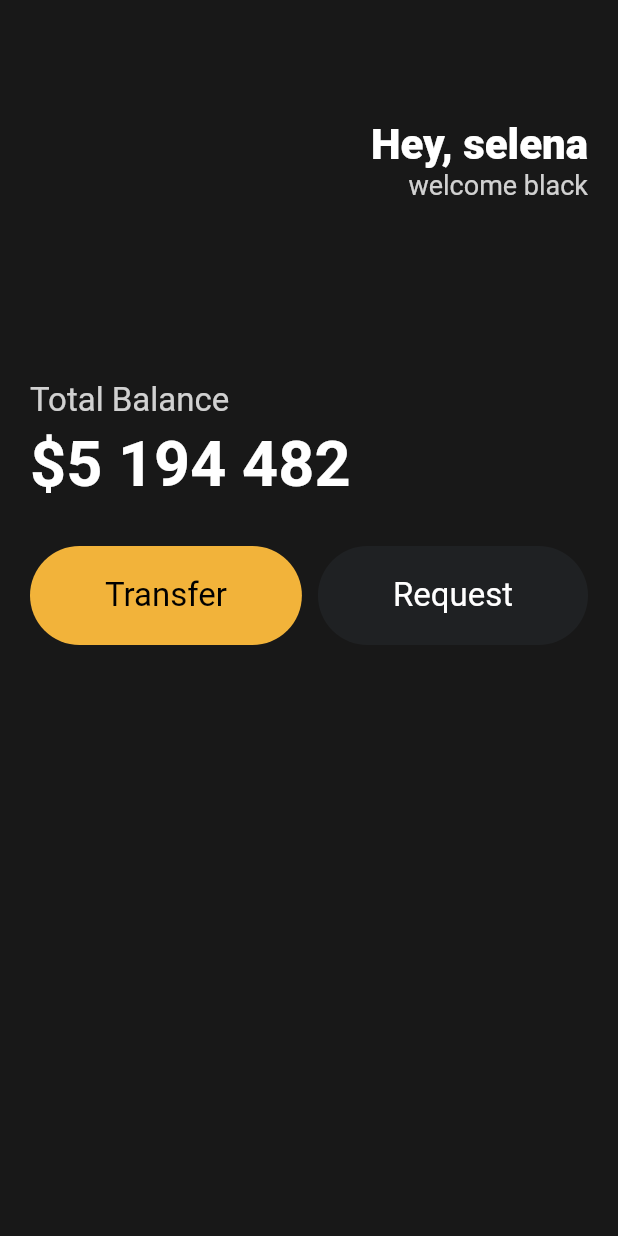
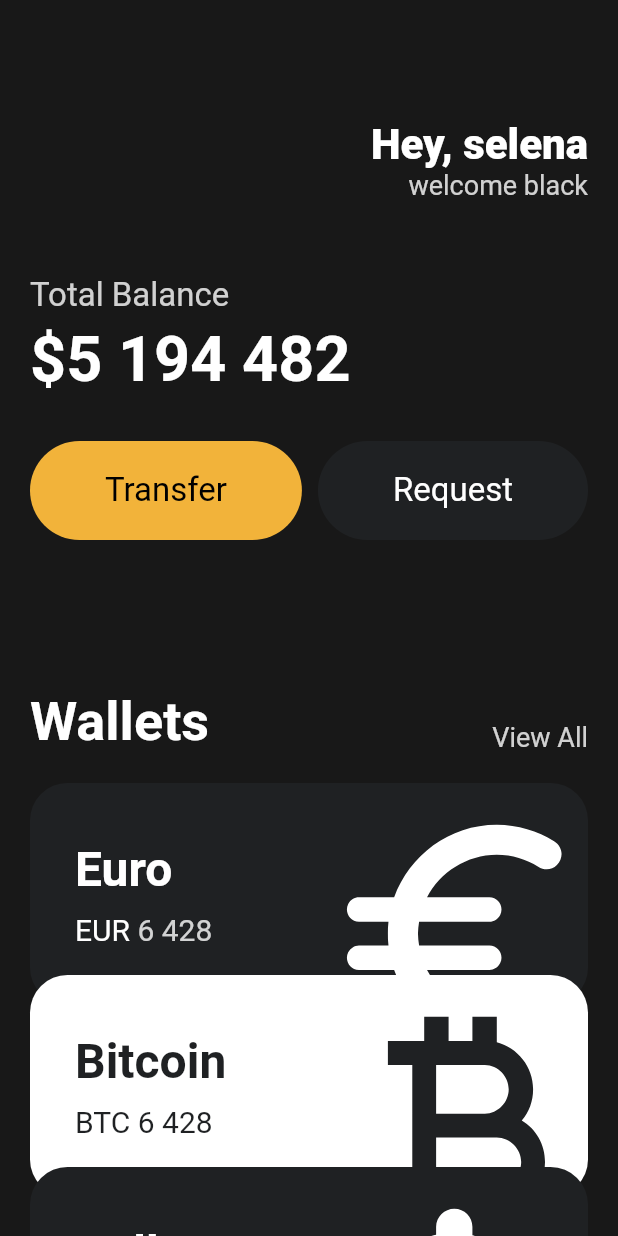
Before and after one commit to KimKW1007/flutter, a Flutter app: the screen it shows after launch, on a phone screen of 412 x 824 dp. Run offline on Flutter 3.47's test engine with Material 2 defaults, Android fonts, the phone set to English and light mode, and no system bars.

Commit message:
feat : currency_card widget 생성 및 main.dart 에 적용

```diff
--- a/lib/main.dart
+++ b/lib/main.dart
@@ -1,6 +1,7 @@
 import 'package:flutter/material.dart';
 
 import 'widgets/Button.dart';
+import 'widgets/currency_card.dart';
 
 void main() {
   runApp(const App());
@@ -14,7 +15,8 @@ class App extends StatelessWidget {
     return MaterialApp(
       home: Scaffold(
         backgroundColor: const Color(0xFF181818),
-        body: Padding(
+        body: SingleChildScrollView(
+          child: Padding(
             padding: const EdgeInsets.symmetric(
               horizontal: 20,
             ),
@@ -50,7 +52,7 @@ class App extends StatelessWidget {
                   ],
                 ),
                 const SizedBox(
-                height: 120,
+                  height: 50,
                 ),
                 Text(
                   "Total Balance",
@@ -87,8 +89,63 @@ class App extends StatelessWidget {
                       textColor: Colors.white,
                     ),
                   ],
-              )
+                ),
+                const SizedBox(
+                  height: 100,
+                ),
+                Row(
+                  mainAxisAlignment: MainAxisAlignment.spaceBetween,
+                  crossAxisAlignment: CrossAxisAlignment.end,
+                  children: [
+                    const Text(
+                      "Wallets",
+                      style: TextStyle(
+                        color: Colors.white,
+                        fontSize: 36,
+                        fontWeight: FontWeight.w600,
+                      ),
+                    ),
+                    Text(
+                      "View All",
+                      style: TextStyle(
+                        color: Colors.white.withOpacity(.8),
+                        fontSize: 18,
+                      ),
+                    ),
                   ],
+                ),
+                const SizedBox(
+                  height: 20,
+                ),
+                const CurrencyCard(
+                  name: 'Euro',
+                  code: "EUR",
+                  amount: "6 428",
+                  icon: Icons.euro_rounded,
+                  isInverted: false,
+                ),
+                Transform.translate(
+                  offset: const Offset(0, -20),
+                  child: const CurrencyCard(
+                    name: 'Bitcoin',
+                    code: "BTC",
+                    amount: "6 428",
+                    icon: Icons.currency_bitcoin,
+                    isInverted: true,
+                  ),
+                ),
+                Transform.translate(
+                  offset: const Offset(0, -40),
+                  child: const CurrencyCard(
+                    name: 'Dollar',
+                    code: "USD",
+                    amount: "428",
+                    icon: Icons.attach_money_rounded,
+                    isInverted: false,
+                  ),
+                ),
+              ],
+            ),
           ),
         ),
       ),
--- /dev/null
+++ b/lib/widgets/currency_card.dart
@@ -0,0 +1,85 @@
+import 'package:flutter/material.dart';
+
+class CurrencyCard extends StatelessWidget {
+  final String name, code, amount;
+  final IconData icon;
+  final bool isInverted;
+
+  final _blackColor = const Color(0xff1f2123);
+
+  const CurrencyCard({
+    super.key,
+    required this.name,
+    required this.code,
+    required this.amount,
+    required this.icon,
+    required this.isInverted,
+  });
+
+  @override
+  Widget build(BuildContext context) {
+    return Container(
+      clipBehavior: Clip.hardEdge,
+      decoration: BoxDecoration(
+        color: isInverted ? Colors.white : _blackColor,
+        borderRadius: BorderRadius.circular(25),
+      ),
+      child: Padding(
+        padding: const EdgeInsets.all(30),
+        child: Row(
+          mainAxisAlignment: MainAxisAlignment.spaceBetween,
+          children: [
+            Column(
+              crossAxisAlignment: CrossAxisAlignment.start,
+              children: [
+                Text(
+                  name,
+                  style: TextStyle(
+                    color: isInverted ? _blackColor : Colors.white,
+                    fontSize: 32,
+                    fontWeight: FontWeight.w600,
+                  ),
+                ),
+                const SizedBox(
+                  height: 10,
+                ),
+                Row(
+                  children: [
+                    Text(
+                      code,
+                      style: TextStyle(
+                        color: isInverted ? _blackColor : Colors.white,
+                        fontSize: 20,
+                      ),
+                    ),
+                    const SizedBox(
+                      width: 5,
+                    ),
+                    Text(
+                      amount,
+                      style: TextStyle(
+                        color: isInverted ? _blackColor : Colors.white.withOpacity(.8),
+                        fontSize: 20,
+                      ),
+                    ),
+                  ],
+                ),
+              ],
+            ),
+            Transform.scale(
+              scale: 2.2,
+              child: Transform.translate(
+                offset: const Offset(-5, 12),
+                child: Icon(
+                  icon,
+                  color: isInverted ? _blackColor : Colors.white,
+                  size: 88,
+                ),
+              ),
+            ),
+          ],
+        ),
+      ),
+    );
+  }
+}
```
Lines whose indentation alone changed are shown as unchanged.
